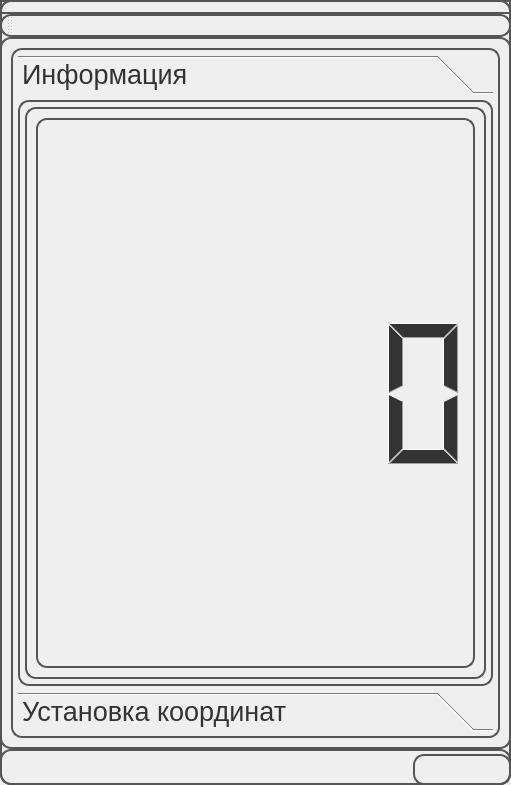
Qt form azimuth/mainwindow.ui (gen1izh/android) before a commit.
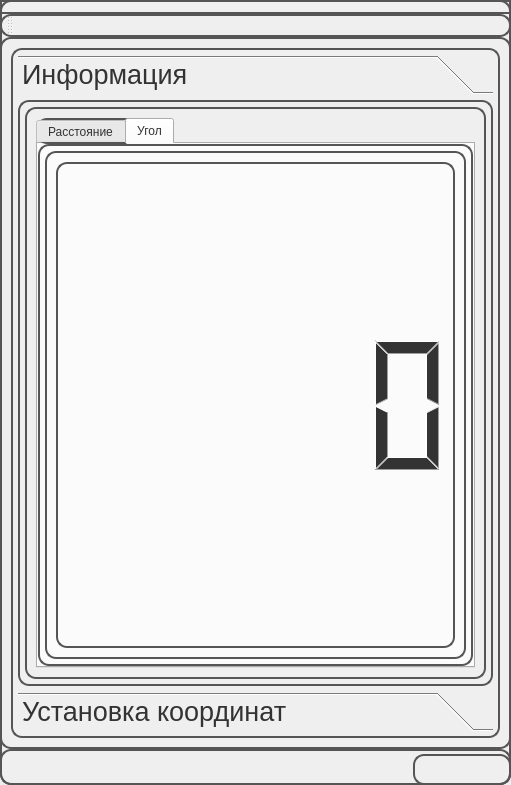
The same form after that commit. The open tabs and pages were chosen to show the change.

Commit message: upd: azimuth: Добавил вывод азимута

```diff
--- a/azimuth/mainwindow.ui
+++ b/azimuth/mainwindow.ui
@@ -53,10 +53,30 @@
        </attribute>
        <layout class="QVBoxLayout" name="verticalLayout_2">
         <item>
-         <widget class="QLCDNumber" name="lcdNumber">
-          <property name="intValue" stdset="0">
-           <number>0</number>
+         <widget class="QTabWidget" name="tabWidget">
+          <property name="currentIndex">
+           <number>1</number>
           </property>
+          <widget class="QWidget" name="tab">
+           <attribute name="title">
+            <string>Расстояние</string>
+           </attribute>
+           <layout class="QVBoxLayout" name="verticalLayout_3">
+            <item>
+             <widget class="QLCDNumber" name="lcdNumber"/>
+            </item>
+           </layout>
+          </widget>
+          <widget class="QWidget" name="tab_2">
+           <attribute name="title">
+            <string>Угол</string>
+           </attribute>
+           <layout class="QVBoxLayout" name="verticalLayout_4">
+            <item>
+             <widget class="QLCDNumber" name="angleNumber"/>
+            </item>
+           </layout>
+          </widget>
          </widget>
         </item>
        </layout>
```
Left out of the diff: 2 changed lines with no effect on the pictures. The commit also changes 1 other file.
